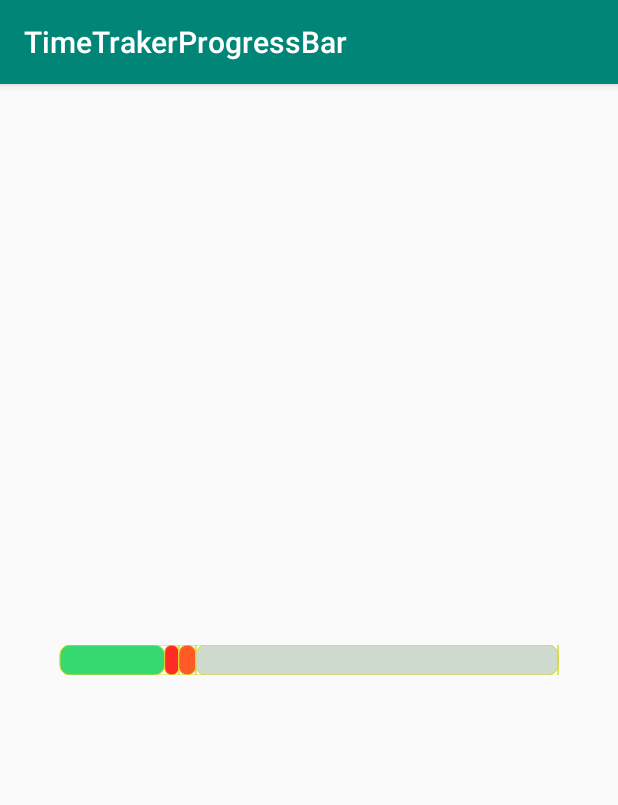
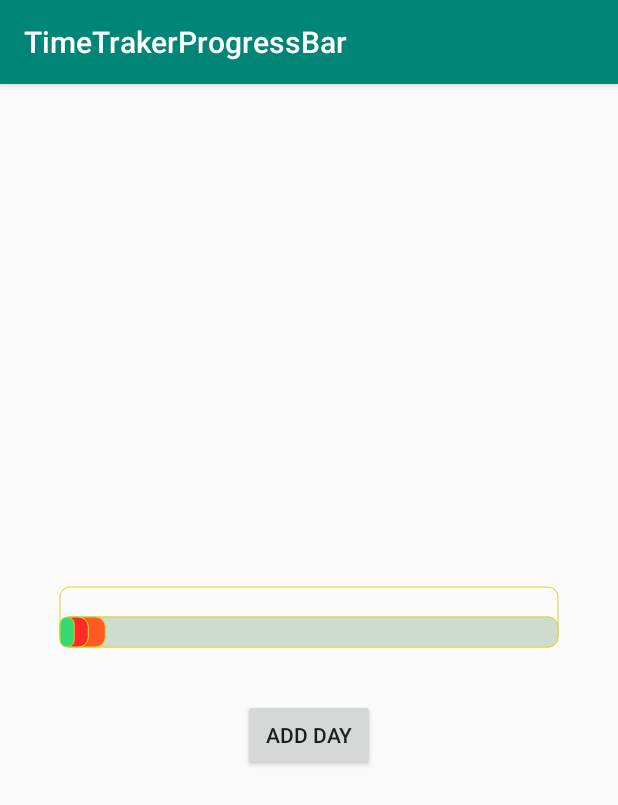
Before and after one commit to Kiolk/TimeTrakerProgressBar, an Android app: the screen it shows after launch (MainActivity2), on a phone screen of 412 x 824 dp. Shown: the top 805 px of the screen. Run offline under Robolectric (Android 15) with nearby library versions, the phone set to English and light mode, and no system bars.

```diff
--- a/app/src/main/java/kiolk/github/com/timetrakerprogressbar/MainActivity2.java
+++ b/app/src/main/java/kiolk/github/com/timetrakerprogressbar/MainActivity2.java
@@ -2,12 +2,15 @@ package kiolk.github.com.timetrakerprogressbar;
 
 import android.os.Bundle;
 import android.support.v7.app.AppCompatActivity;
+import android.view.View;
+import android.widget.Button;
 
 import kiolk.github.com.timesheetprogressbar.TimeSheetBar;
 
 public class MainActivity2 extends AppCompatActivity {
 
     private TimeSheetBar bar;
+    private Button button;
 //    private TimeSheetBar bar1;
 //    private TimeSheetBar bar2;
 //    private TimeSheetBar bar3;
@@ -15,19 +18,29 @@ public class MainActivity2 extends AppCompatActivity {
     private static final int THREE_HOUR = 10800;
     private static final int WORK_DAY = 28800;
     private static final int WORK_MONTH = 633600;
+    private int trackedTime = WORK_DAY * 1 - THREE_HOUR;
 
     @Override
     protected void onCreate(Bundle savedInstanceState) {
         super.onCreate(savedInstanceState);
         setContentView(R.layout.activity_main_2);
         bar = findViewById(R.id.time_bar);
+        button = findViewById(R.id.button);
+
+        button.setOnClickListener(new View.OnClickListener() {
+            @Override
+            public void onClick(View v) {
+                trackedTime += WORK_DAY;
+                bar.setTrackedSeconds(trackedTime);
+            }
+        });
 //        bar1 = findViewById(R.id.time_bar_1);
 //        bar2 = findViewById(R.id.time_bar_2);
 //        bar3 = findViewById(R.id.time_bar_3);
 //        bar4 = findViewById(R.id.time_bar_4);
 //        bar4.setProgressHeight(200);
 
-        setBar(bar, WORK_MONTH,  WORK_DAY * 5 - THREE_HOUR, WORK_DAY * 6);
+        setBar(bar, WORK_MONTH,  trackedTime, WORK_DAY * 2);
 //        setBar(bar1, WORK_MONTH, WORK_DAY * 8 + THREE_HOUR, WORK_DAY * 9);
 //        setBar(bar2, WORK_MONTH, WORK_DAY * 15  - THREE_HOUR * 2, WORK_DAY * 16);
 //        setBar(bar3, WORK_MONTH, WORK_DAY * 21 + THREE_HOUR * 4, WORK_DAY * 22);
--- a/app/src/main/res/layout/activity_main_2.xml
+++ b/app/src/main/res/layout/activity_main_2.xml
@@ -17,15 +17,23 @@
             android:id="@+id/time_bar"
             style="@style/Bar1"
             android:layout_width="match_parent"
-            android:layout_height="20dp"
+            android:layout_height="100dp"
             app:maxBarHeight="20dp"
-            android:padding="20dp"
+            android:paddingLeft="20dp"
+            android:paddingRight="20dp"
             android:paddingTop="5dp"
             android:paddingBottom="15dp"
             app:animationDuration="2000"
-            app:barType="divided"
-            app:isAnimated="true"
+            app:barType="overlaid"
+            app:isAnimated="false"
             app:isLabelUnder="false"/>
+
+        <Button
+            android:layout_gravity="center"
+            android:id="@+id/button"
+            android:layout_width="wrap_content"
+            android:layout_height="wrap_content"
+            android:text="add day"/>
 
     </LinearLayout>
 </ScrollView>
--- a/timesheetprogressbar/src/main/java/kiolk/github/com/timesheetprogressbar/TimeSheetBar.java
+++ b/timesheetprogressbar/src/main/java/kiolk/github/com/timesheetprogressbar/TimeSheetBar.java
@@ -11,6 +11,7 @@ import android.graphics.Path;
 import android.graphics.Rect;
 import android.graphics.RectF;
 import android.os.Build;
+import android.os.Parcelable;
 import android.support.annotation.ColorInt;
 import android.support.annotation.RequiresApi;
 import android.util.AttributeSet;
@@ -44,6 +45,7 @@ public class TimeSheetBar extends View {
 
     private RectF mRectF;
     private Path mShapePath;
+    private Path mShapePath2;
     private Rect mTmpRect;
     private Paint mBackgroundPaint;
     private Paint mTrackedTimePaint;
@@ -57,6 +59,7 @@ public class TimeSheetBar extends View {
     private Paint mTextPaint;
     private Paint mStrokePaint;
     private Paint mCloudBlockPaint;
+    private Paint mCloudBlockStrokePaint;
 
     private float startPointX = 0;
     private float startPointY = 0;
@@ -97,6 +100,7 @@ public class TimeSheetBar extends View {
     private ObjectAnimator mAnimator;
     private float animationFactor = FINAL_ANIMATION_FACTOR_VALUE;
     private boolean isCloudUp = false;
+    private int blockCounter;
 
     public TimeSheetBar(Context context) {
         super(context);
@@ -130,8 +134,8 @@ public class TimeSheetBar extends View {
     }
 
     public void setTrackedSeconds(int mTrackedSeconds) {
+        this.mTrackedSeconds = mTrackedSeconds;
         invalidate();
-        this.mTrackedSeconds = mTrackedSeconds;
     }
 
     public long getRequiredSeconds() {
@@ -342,6 +346,10 @@ public class TimeSheetBar extends View {
         mCloudBlockPaint = new Paint(Paint.ANTI_ALIAS_FLAG);
         mCloudBlockPaint.setStyle(Paint.Style.FILL);
         mCloudBlockPaint.setColor(Color.YELLOW);
+        mCloudBlockStrokePaint = new Paint(Paint.ANTI_ALIAS_FLAG);
+        mCloudBlockStrokePaint.setStyle(Paint.Style.STROKE);
+        mCloudBlockStrokePaint.setColor(Color.BLACK);
+        mCloudBlockStrokePaint.setStrokeWidth(2);
 
         mTextPaint = new Paint(Paint.ANTI_ALIAS_FLAG);
         mTextPaint.setColor(mTextColor);
@@ -357,12 +365,17 @@ public class TimeSheetBar extends View {
         mRectF = new RectF(0, 0, 0, 0);
         mTmpRect = new Rect();
         mShapePath = new Path();
+        mShapePath2 = new Path();
 
         animated();
+//        invalidate();
     }
 
     private void animated() {
         if (!isAnimated) {
+//            mAnimator = ObjectAnimator.ofFloat(this, "animationFactor", FINAL_ANIMATION_FACTOR_VALUE);
+//            mAnimator.setDuration(10);
+//            mAnimator.start();
             return;
         }
 
@@ -375,6 +388,11 @@ public class TimeSheetBar extends View {
         long trackedDiffTime = mRequiredSecondsRelativeToday - mStandardDayWorkDurationSeconds;
         mTrackedBeforeTodaySeconds = mTrackedSeconds;
         mUnTrackedTime = mRequiredSeconds - mRequiredSecondsRelativeToday;
+        mNeedTrackSeconds = 0;
+        mCurrentTrackedSeconds = 0;
+        mMoreTrackedSeconds = 0;
+        mCurrentNeedTrackSeconds = 0;
+        mMoreThanMontTrackedSeconds = 0;
 
         if (trackedDiffTime > mTrackedSeconds) {
             mCurrentNeedTrackSeconds = mStandardDayWorkDurationSeconds;
@@ -435,9 +453,9 @@ public class TimeSheetBar extends View {
                 break;
             case MeasureSpec.UNSPECIFIED:
                 selectedHeight = (int) Math.min(height, getProgressHeight() * 3 + paddingY);
-//                if (selectedHeight < getProgressHeight() * 3 + paddingY) {
-//                    selectedHeight = (int) (getProgressHeight() * 3 + paddingY);
-//                }
+                if (selectedHeight < getProgressHeight() * 3 + paddingY) {
+                    selectedHeight = (int) (getProgressHeight());
+                }
                 break;
             default:
                 selectedHeight = height;
@@ -465,6 +483,7 @@ public class TimeSheetBar extends View {
         float needCurrentTodayTrackBlockWidth;
         float moreThanMonthTrackedBlockWidth = 0;
 
+        blockCounter = 0;
 
         if (mViewHeight / 3 < getProgressHeight()) {
             startPointY = 0;
@@ -549,7 +568,7 @@ public class TimeSheetBar extends View {
                 break;
         }
 
-        canvas.drawPath(new Path(), mBackgroundPaint);
+//        canvas.drawPath(new Path(), mBackgroundPaint);
     }
 
     private void attachBarTitle(Canvas canvas) {
@@ -658,7 +677,7 @@ public class TimeSheetBar extends View {
     }
 
     private void drawAdditionalCloud(Canvas canvas, float blockCenterX, float centerY, long durationSeconds) {
-        if (mViewHeight / 3 < mProgressHeight || durationSeconds == 0 || animationFactor < FINAL_ANIMATION_FACTOR_VALUE) {
+        if (mViewHeight / 3 < mProgressHeight || durationSeconds == 0 || (isAnimated && animationFactor < FINAL_ANIMATION_FACTOR_VALUE)) {
             return;
         }
 
@@ -673,13 +692,30 @@ public class TimeSheetBar extends View {
         } else {
             attachPointY -= mProgressHeight / 2;
         }
-
+        mShapePath = new Path();
         mShapePath.moveTo(blockCenterX, attachPointY);
         mShapePath.lineTo(blockCenterX - cloudPadding, attachPointY - cloudPadding);
         mShapePath.lineTo(blockCenterX, attachPointY - cloudPadding * 2);
         mShapePath.lineTo(blockCenterX + cloudPadding, attachPointY - cloudPadding);
         mShapePath.lineTo(blockCenterX, attachPointY);
         mShapePath.close();
+
+        mShapePath2 = new Path();
+        if(isCloudUp){
+            mShapePath2.moveTo(blockCenterX, attachPointY - cloudPadding * 2);
+            mShapePath2.lineTo(blockCenterX + cloudPadding, attachPointY - cloudPadding);
+            mShapePath2.lineTo(blockCenterX, attachPointY - cloudPadding * 2);
+            mShapePath2.lineTo(blockCenterX - cloudPadding, attachPointY - cloudPadding);
+            mShapePath2.lineTo(blockCenterX, attachPointY - cloudPadding * 2);
+            mShapePath2.close();
+        }else {
+            mShapePath2.moveTo(blockCenterX, attachPointY);
+            mShapePath2.lineTo(blockCenterX - cloudPadding, attachPointY - cloudPadding);
+            mShapePath2.lineTo(blockCenterX, attachPointY);
+            mShapePath2.lineTo(blockCenterX + cloudPadding, attachPointY - cloudPadding);
+            mShapePath2.lineTo(blockCenterX, attachPointY);
+            mShapePath2.close();
+        }
 
         String text = String.valueOf(durationSeconds / ONE_HOUR) + " h";
         Rect r = new Rect();
@@ -692,7 +728,7 @@ public class TimeSheetBar extends View {
         float startCloudX = centerX - textWidth * 0.75f;
         float endCloudX = centerX + textWidth * 0.75f;
 
-        if(startCloudX < 0 ){
+        if(startCloudX < 0 || startCloudX - getPaddingLeft() < 0){
             endCloudX = endCloudX - startCloudX + getPaddingLeft();
             startCloudX = getPaddingLeft();
         }
@@ -713,8 +749,9 @@ public class TimeSheetBar extends View {
             mRectF.bottom = centerY - mProgressHeight / 2 - cloudPadding;
         }
 
+        if(blockCounter < 2) {
             canvas.drawPath(mShapePath, mCloudBlockPaint);
-        canvas.drawRoundRect(mRectF, ROUND_X, ROUND_Y, mCloudBlockPaint);
+            canvas.drawPath(mShapePath2, mCloudBlockStrokePaint);
 
             float textStartPoint;
 
@@ -723,12 +760,15 @@ public class TimeSheetBar extends View {
             } else {
                 textStartPoint = centerY - mProgressHeight / 2 - cloudPadding - (cloudHeight - textHeight) / 2;
             }
+
+            canvas.drawRoundRect(mRectF, ROUND_X, ROUND_Y, mCloudBlockPaint);
             canvas.drawText(String.valueOf(durationSeconds / ONE_HOUR) + " h",
                     startCloudX + (endCloudX - startCloudX) / 2 - textWidth / 2,
                     textStartPoint,
                     mTextPaint);
-
             isCloudUp = !isCloudUp;
+            ++blockCounter;
+        }
     }
 
     @Override
@@ -748,4 +788,22 @@ public class TimeSheetBar extends View {
         }
         return super.getPaddingBottom();
     }
+
+    @Override
+    public void invalidate() {
+        blockCounter = 0;
+        calculateTimersSeconds();
+
+        super.invalidate();
     }
+
+    @Override
+    protected void onRestoreInstanceState(Parcelable state) {
+        super.onRestoreInstanceState(state);
+    }
+
+    @Override
+    protected Parcelable onSaveInstanceState() {
+        return super.onSaveInstanceState();
+    }
+}
```
Lines whose indentation alone changed are shown as unchanged.
